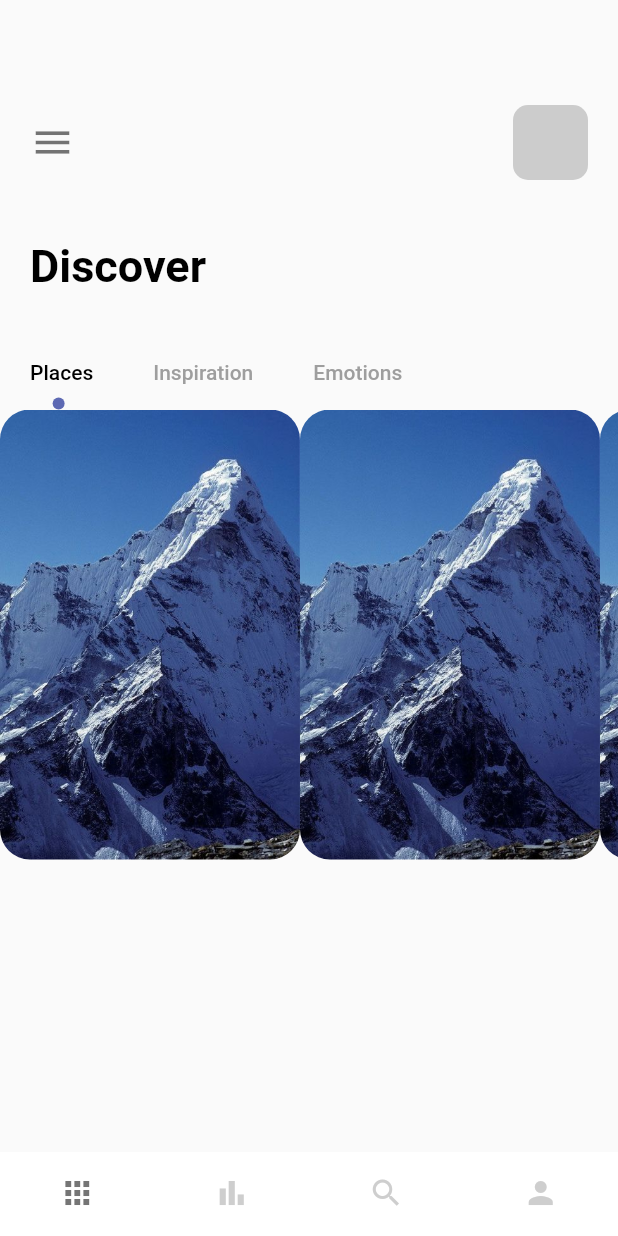
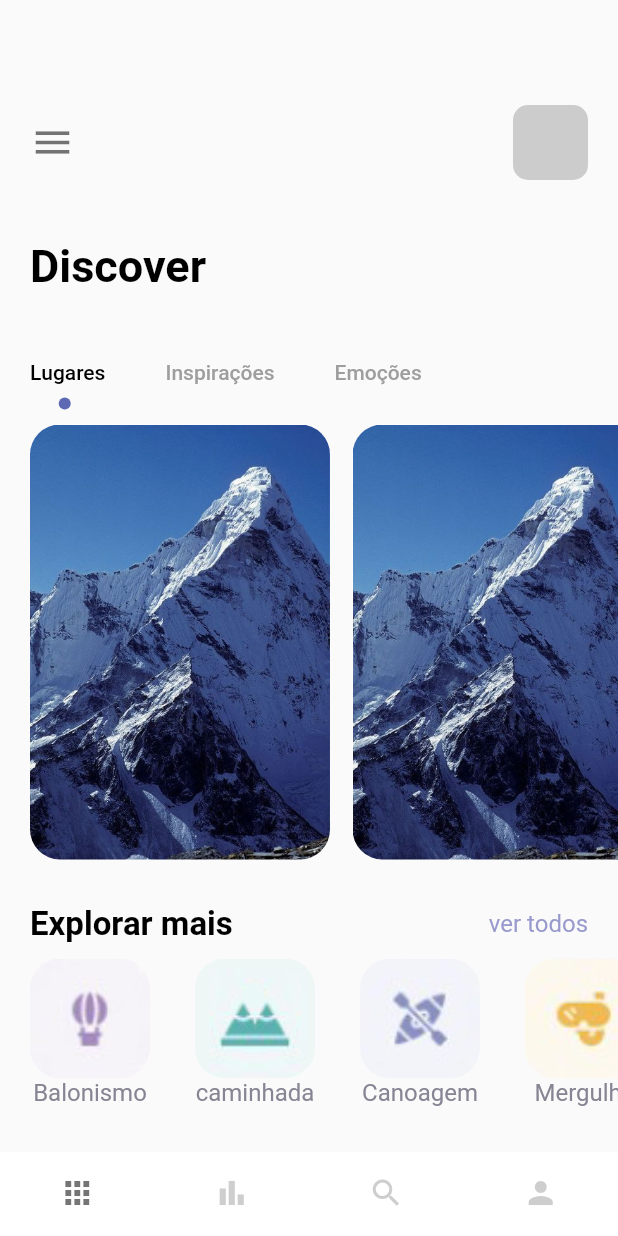
Before and after one commit to emilson-silva/flutter_cubit, a Flutter app: the screen it shows after launch, on a phone screen of 412 x 824 dp. Run offline on Flutter 3.47's test engine with Material 2 defaults, Android fonts, the light colour scheme and no system bars.

Commit message:
Ajustes home page, welcome page e app text

```diff
--- a/lib/pages/navpages/home_page.dart
+++ b/lib/pages/navpages/home_page.dart
@@ -1,6 +1,7 @@
 import 'package:flutter/material.dart';
 import 'package:flutter_cubit/constants/colors.dart';
 import 'package:flutter_cubit/widgets/app_large_text.dart';
+import 'package:flutter_cubit/widgets/app_text.dart';
 
 class HomePage extends StatefulWidget {
   const HomePage({Key? key}) : super(key: key);
@@ -10,11 +11,20 @@ class HomePage extends StatefulWidget {
 }
 
 class _HomePageState extends State<HomePage> with TickerProviderStateMixin {
+  var images
+   = {
+    "balloning.png" : "Balonismo",
+    "hiking.png" : "caminhada",
+    "kayaking.png" : "Canoagem",
+    "snorkling.png" : "Mergulho"
+  };
+
   @override
   Widget build(BuildContext context) {
     TabController _tabController = TabController(length: 3, vsync: this);
     return Scaffold(
-      body: Column(
+      body: SingleChildScrollView(
+        child: Column(
           crossAxisAlignment: CrossAxisAlignment.start,
           children: [
             //menu text
@@ -57,14 +67,15 @@ class _HomePageState extends State<HomePage> with TickerProviderStateMixin {
                   indicator:
                       CircleTabIndicator(color: AppColors.mainColor, radius: 4),
                   tabs: const [
-                  Tab(text: "Places"),
-                  Tab(text: "Inspiration"),
-                  Tab(text: "Emotions"),
+                    Tab(text: "Lugares"),
+                    Tab(text: "Inspirações"),
+                    Tab(text: "Emoções"),
                   ],
                 ),
               ),
             ),
             Container(
+              padding: const EdgeInsets.only(left: 20),
               height: 300,
               width: double.maxFinite,
               child: TabBarView(
@@ -75,6 +86,7 @@ class _HomePageState extends State<HomePage> with TickerProviderStateMixin {
                     scrollDirection: Axis.horizontal,
                     itemBuilder: (BuildContext context, int index) {
                       return Container(
+                        margin: const EdgeInsets.only(right: 15, top: 10),
                         width: 200,
                         height: 300,
                         decoration: BoxDecoration(
@@ -93,7 +105,66 @@ class _HomePageState extends State<HomePage> with TickerProviderStateMixin {
                 ],
               ),
             ),
+            const SizedBox(
+              height: 30,
+            ),
+            Container(
+              margin: const EdgeInsets.only(left: 20, right: 20),
+              child: Row(
+                mainAxisAlignment: MainAxisAlignment.spaceBetween,
+                children: [
+                  AppLargeTerxt(
+                    text: "Explorar mais",
+                    size: 22,
+                  ),
+                  AppText(
+                    text: "ver todos",
+                    color: AppColors.textColor1,
+                  ),
                 ],
+              ),
+            ),
+            const SizedBox(
+              height: 10,
+            ),
+            Container(
+              height: 100,
+              width: double.maxFinite,
+              margin: const EdgeInsets.only(left: 20),
+              child: ListView.builder(
+                  scrollDirection: Axis.horizontal,
+                  itemCount: 4,
+                  itemBuilder: (_, index) {
+                    return Container(
+                      margin: const EdgeInsets.only(right: 30),
+                      child: Column(
+                        children: [
+                          Container(
+                           // margin: const EdgeInsets.only(right: 50),
+                            width: 80,
+                            height: 80,
+                            decoration: BoxDecoration(
+                              borderRadius: BorderRadius.circular(20),
+                              color: Colors.white,
+                              image:  DecorationImage(
+                                image: AssetImage("img/"+images.keys.elementAt(index)),
+                                fit: BoxFit.cover,
+                              ),
+                            ),
+                          ),
+                          Container(
+                            child: AppText(
+                              text:images.values.elementAt(index),
+                              color: AppColors.textColor2,
+                            ),
+                          )
+                        ],
+                      ),
+                    );
+                  }),
+            ),
+          ],
+        ),
       ),
     );
   }
@@ -122,7 +193,7 @@ class _CirclePainter extends BoxPainter {
     _paint.isAntiAlias = true;
     final Offset circleOffset = Offset(
       configuration.size!.width / 2 - radius / 2,
-      configuration.size!.height-radius,
+      configuration.size!.height - radius,
     );
     canvas.drawCircle(offset + circleOffset, radius, _paint);
   }
--- a/lib/pages/welcome_page.dart
+++ b/lib/pages/welcome_page.dart
@@ -42,13 +42,13 @@ class _WelcomePageState extends State<WelcomePage> {
                       crossAxisAlignment: CrossAxisAlignment.start,
                       children: [
                         AppLargeTerxt(text: "Tourist"),
-                        AppTerxt(text: 'Cities', size: 30),
+                        AppText(text: 'Cities', size: 30),
                         SizedBox(
                           height: 20,
                         ),
                         Container(
                           width: 250,
-                          child: AppTerxt(
+                          child: AppText(
                             text:
                                 "The tourist cities are those with high potential to receive visitors, both to enjoy their natural or architectural beauties, as well as cultural, such as fairs, exhibitions, celebrations, among other typical and famous events.",
                             color: AppColors.textColor2,
--- a/lib/widgets/app_text.dart
+++ b/lib/widgets/app_text.dart
@@ -1,11 +1,11 @@
 import 'package:flutter/material.dart';
 
-class AppTerxt extends StatelessWidget {
+class AppText extends StatelessWidget {
   double size;
   final String text;
   final Color color;
 
-  AppTerxt({
+  AppText({
     Key? key,
      this.size = 16,
     required this.text,
```
Lines whose indentation alone changed are shown as unchanged.
